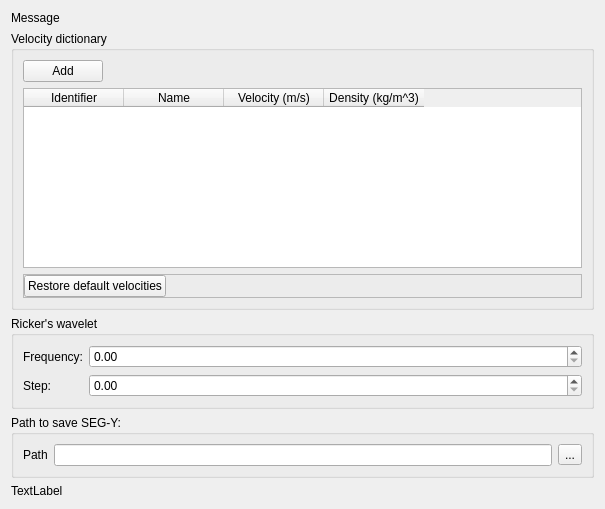
feliperails/syntheticseis, file console/SegyCreationPage.ui: the form before one commit.
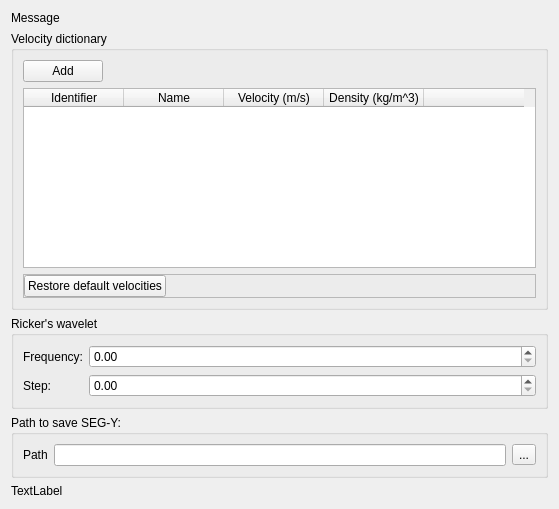
The form after the commit.

Diff of the .ui file:
```diff
--- a/console/SegyCreationPage.ui
+++ b/console/SegyCreationPage.ui
@@ -6,13 +6,13 @@
    <rect>
     <x>0</x>
     <y>0</y>
-    <width>605</width>
+    <width>559</width>
     <height>509</height>
    </rect>
   </property>
   <property name="minimumSize">
    <size>
-    <width>0</width>
+    <width>550</width>
     <height>500</height>
    </size>
   </property>
@@ -88,6 +88,11 @@
           <string>Density (kg/m^3)</string>
          </property>
         </column>
+        <column>
+         <property name="text">
+          <string/>
+         </property>
+        </column>
        </widget>
       </item>
       <item>
```
